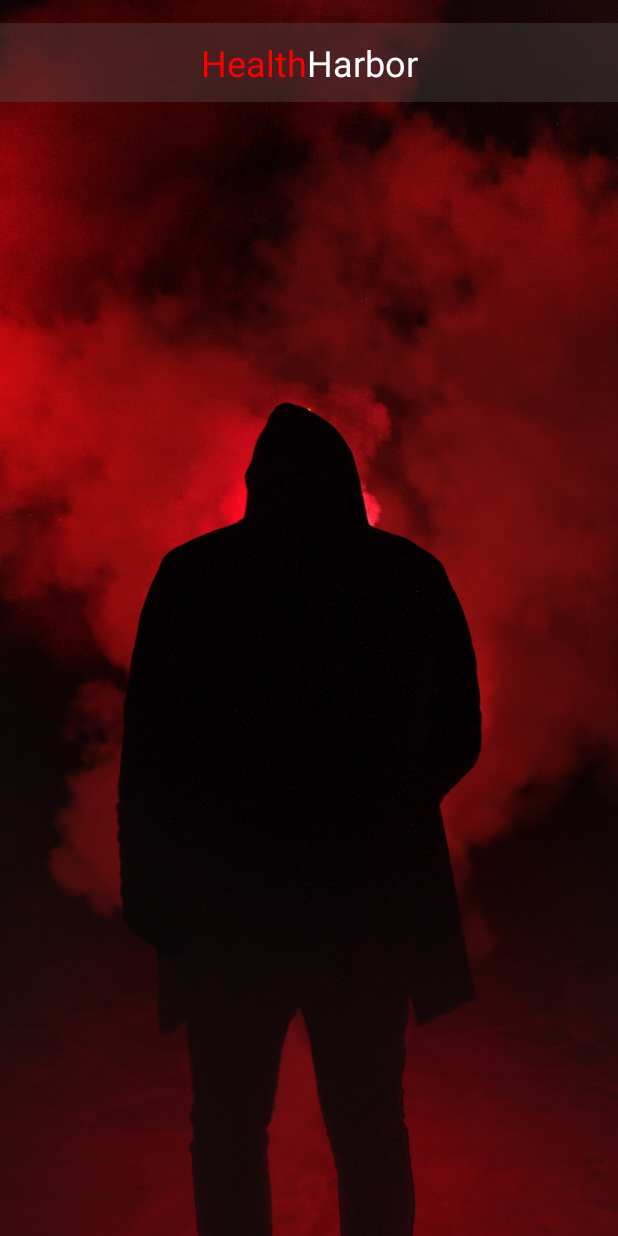
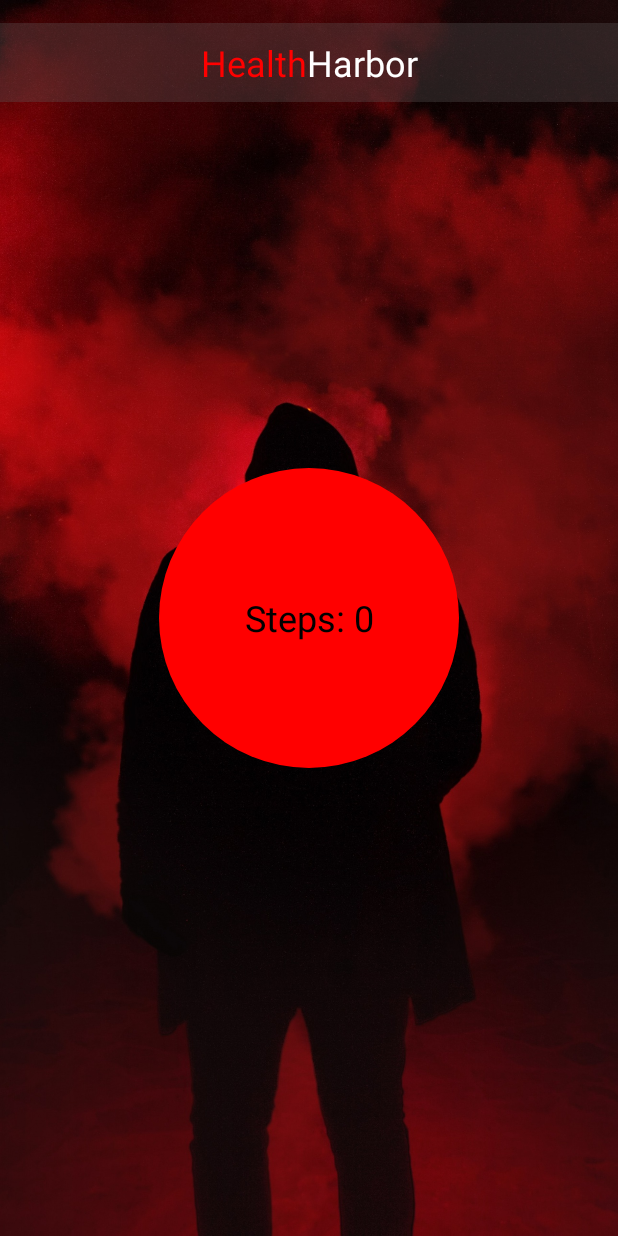
Before and after one commit to Seancully/GymApp_MSD, an Android app: the WorkoutActivity screen opened directly, with no data from a screen before it, on a phone screen of 412 x 824 dp. Run offline under Robolectric (Android 15) with nearby library versions, the phone set to English and light mode, and no system bars.

Commit message:
Step counter done but no simulation (yet)

```diff
--- a/app/src/main/java/com/example/gymapp_msd/WorkoutActivity.java
+++ b/app/src/main/java/com/example/gymapp_msd/WorkoutActivity.java
@@ -2,6 +2,7 @@ package com.example.gymapp_msd;
 
 import androidx.appcompat.app.AppCompatActivity;
 
+import android.content.Context;
 import android.graphics.Color;
 import android.os.Bundle;
 import android.text.SpannableString;
@@ -9,13 +10,25 @@ import android.text.Spanned;
 import android.text.style.ForegroundColorSpan;
 import android.view.MenuItem;
 import android.widget.TextView;
+import android.hardware.Sensor;
+import android.hardware.SensorEvent;
+import android.hardware.SensorEventListener;
+import android.hardware.SensorManager;
 
-public class WorkoutActivity extends AppCompatActivity {
+public class WorkoutActivity extends AppCompatActivity implements SensorEventListener{
+
+    private SensorManager sensorManager;
+    private Sensor stepCounterSensor;
+    private int stepCount = 0;
+    private TextView tvStepCount;
+    private int initialStepCount = -1;
 
     @Override
     protected void onCreate(Bundle savedInstanceState) {
         super.onCreate(savedInstanceState);
         setContentView(R.layout.activity_workout);
+
+        tvStepCount = findViewById(R.id.tvStepCount);
 
         // Setting up the title with SpannableString for color formatting
         TextView title = findViewById(R.id.titleHealthHarbor);
@@ -25,6 +38,48 @@ public class WorkoutActivity extends AppCompatActivity {
         spannableString.setSpan(new ForegroundColorSpan(Color.WHITE), 6, text.length(), Spanned.SPAN_EXCLUSIVE_EXCLUSIVE); // "Harbor" in black
         title.setText(spannableString);
 
+        // Initialize the Sensor Manager and the Step Counter Sensor
+        sensorManager = (SensorManager) getSystemService(Context.SENSOR_SERVICE);
+        stepCounterSensor = sensorManager.getDefaultSensor(Sensor.TYPE_STEP_COUNTER);
+
+        if (stepCounterSensor != null) {
+            sensorManager.registerListener(this, stepCounterSensor, SensorManager.SENSOR_DELAY_UI);
+        } else {
+            // Handle the absence of a step counter sensor
+        }
+    }
+
+    @Override
+    public void onSensorChanged(SensorEvent event) {
+        if (event.sensor.getType() == Sensor.TYPE_STEP_COUNTER) {
+            if (initialStepCount < 0) {
+                // Initialize with the first value to effectively reset the step count
+                initialStepCount = (int) event.values[0];
+            }
+
+            // Calculate steps taken since the activity started
+            stepCount = (int) event.values[0] - initialStepCount;
+            tvStepCount.setText("Steps: " + stepCount);
+        }
+    }
+
+    @Override
+    public void onAccuracyChanged(Sensor sensor, int accuracy) {
+
+    }
+
+    @Override
+    protected void onPause() {
+        super.onPause();
+        sensorManager.unregisterListener(this);
+    }
+
+    @Override
+    protected void onResume() {
+        super.onResume();
+        if (stepCounterSensor != null) {
+            sensorManager.registerListener(this, stepCounterSensor, SensorManager.SENSOR_DELAY_UI);
+        }
     }
 
     @Override
--- /dev/null
+++ b/app/src/main/res/drawable/circle_background.xml
@@ -0,0 +1,5 @@
+<?xml version="1.0" encoding="utf-8"?>
+<shape xmlns:android="http://schemas.android.com/apk/res/android">
+    <solid android:color="#FF0000"/> <!-- Red color -->
+    <corners android:radius="100dp"/> <!-- Adjust radius for circle size -->
+</shape>
--- a/app/src/main/res/layout/activity_workout.xml
+++ b/app/src/main/res/layout/activity_workout.xml
@@ -29,4 +29,19 @@
         app:layout_constraintTop_toTopOf="parent"
         app:layout_constraintWidth_percent="1.0" />
 
+    <TextView
+        android:id="@+id/tvStepCount"
+        android:layout_width="200dp"
+        android:layout_height="200dp"
+        android:background="@drawable/circle_background"
+        android:gravity="center"
+        android:text="Steps: 0"
+        android:textColor="#000000"
+        android:textSize="24sp"
+        app:layout_constraintBottom_toBottomOf="parent"
+        app:layout_constraintEnd_toEndOf="parent"
+        app:layout_constraintStart_toStartOf="parent"
+        app:layout_constraintTop_toTopOf="parent"/>
+
+
 </androidx.constraintlayout.widget.ConstraintLayout>
```
